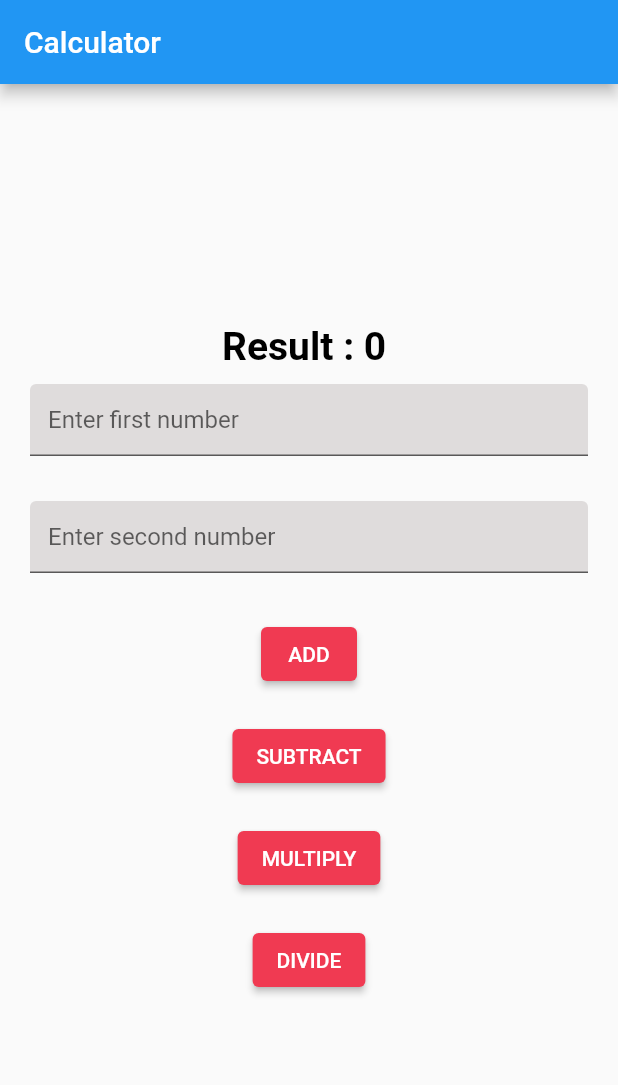
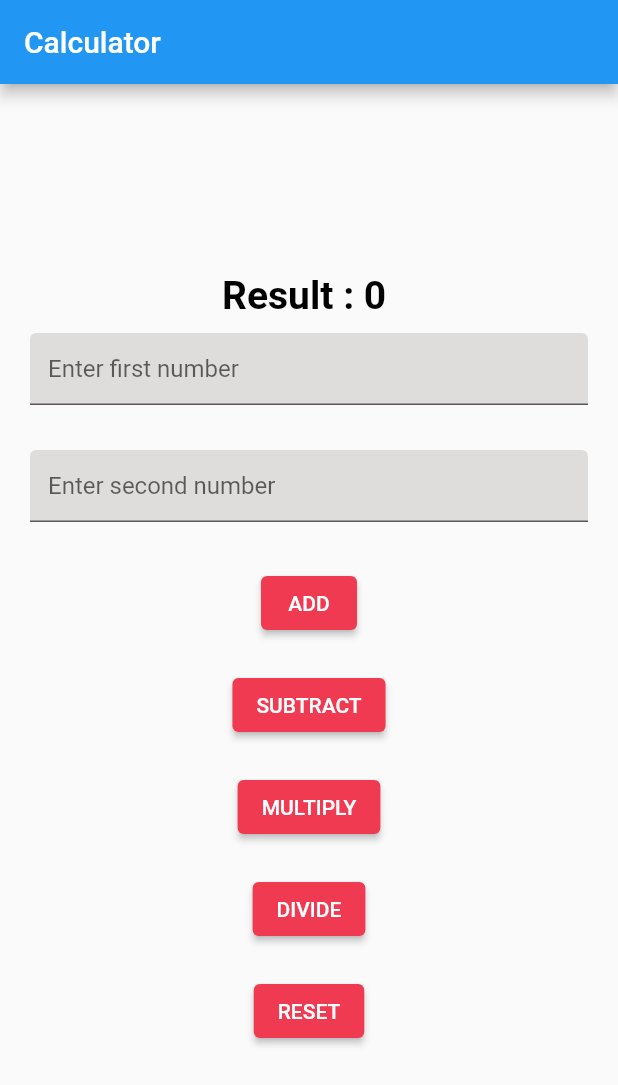
Before and after one commit to dhenoputri17/flutter-dheno-fundamental, a Flutter app: the screen it shows after launch, on a phone screen of 412 x 824 dp. Shown: the top 1085 px of the screen. Run offline on Flutter 3.47's test engine with Material 2 defaults, Android fonts, the phone set to English and light mode, and no system bars.

Commit message:
new button

```diff
--- a/lib/main.dart
+++ b/lib/main.dart
@@ -35,9 +35,11 @@ class _MyHomePageState extends State<MyHomePage> {
   int? result = 0, num1 = 0, num2 = 0;
 
   reset() {
-    result = 0;
-    bil1.clear();
-    bil2.clear();
+    setState(() {
+      result = 0;
+      bil1.clear();
+      bil2.clear();
+    });
   }
 
   add() {
@@ -152,6 +154,17 @@ class _MyHomePageState extends State<MyHomePage> {
               child: Text('DIVIDE'),
               style: ElevatedButton.styleFrom(
                   backgroundColor: Color.fromARGB(255, 240, 58, 82)),
+            ),
+            SizedBox(
+              height: 20,
+            ),
+            ElevatedButton(
+              onPressed: () {
+                reset();
+              },
+              child: Text('RESET'),
+              style: ElevatedButton.styleFrom(
+                  backgroundColor: Color.fromARGB(255, 240, 58, 82)),
             )
           ],
         ),
```
